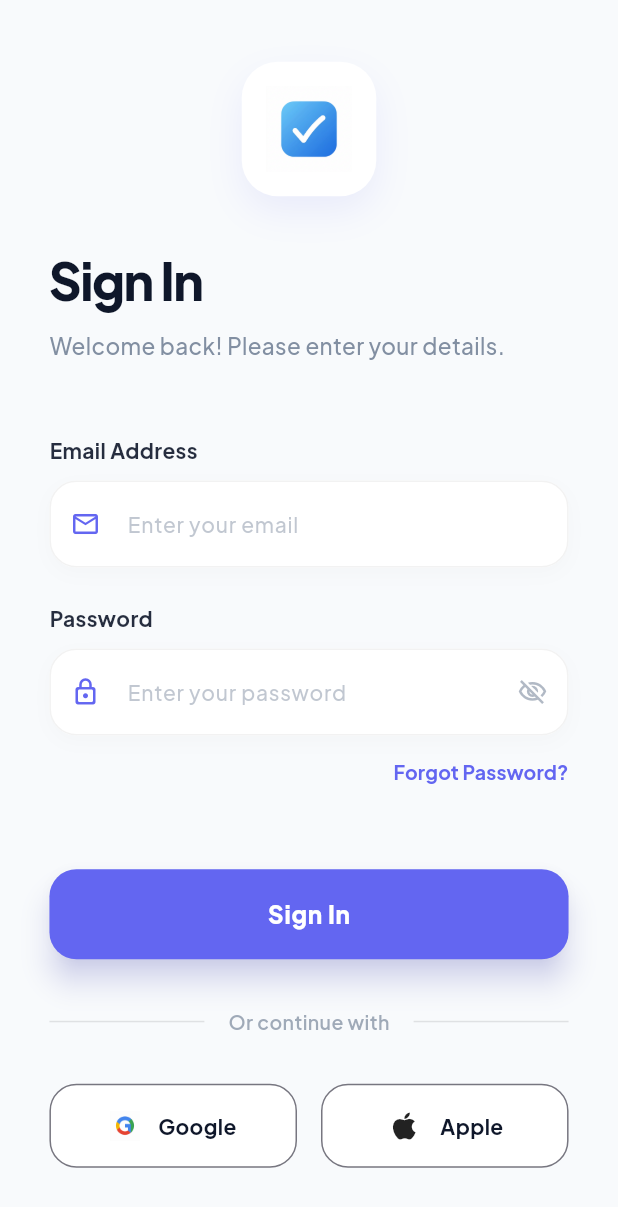
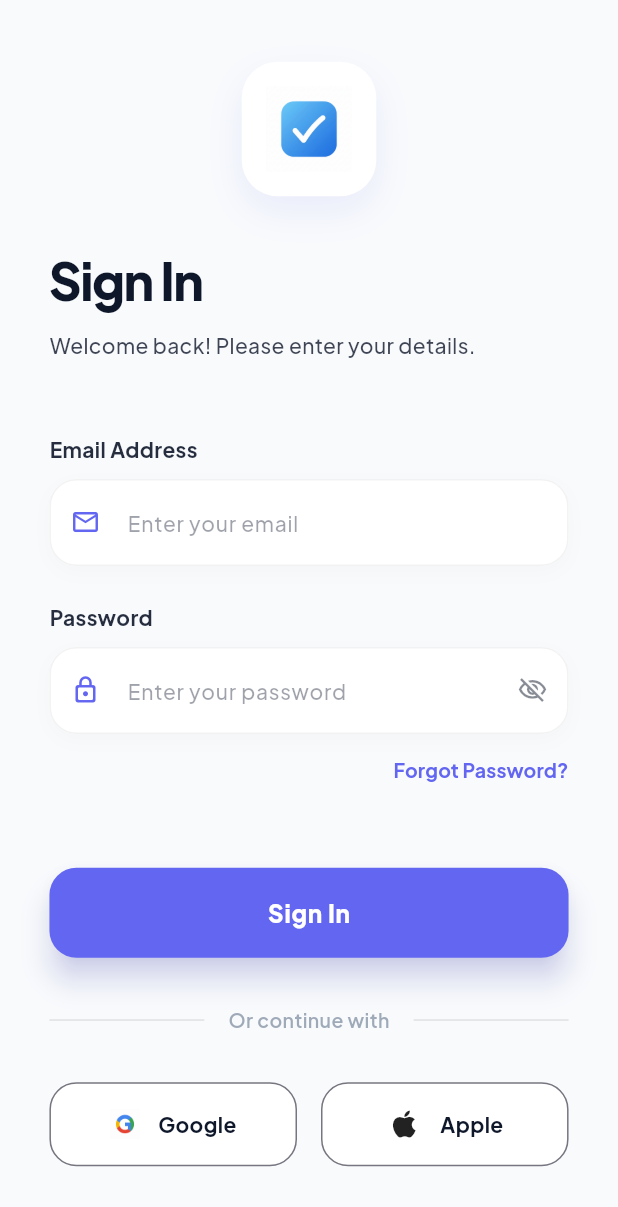
Before and after one commit to Avinash174/Do-Now-, a Flutter app: the screen it shows after launch, after a tap on "Next", after a tap on "Skip", on a phone screen of 412 x 824 dp. Shown: the top 1207 px of the screen. Run offline on Flutter 3.47's test engine with Material 3 defaults, Android fonts, the phone set to English and light mode, and no system bars; drawn by our look-alikes of flutter_animate; our stand-ins replace awesome_snackbar_content, firebase_auth, firebase_core, firebase_database, firebase_messaging, firebase_storage and 9 more; accounts and stored records are empty.

Commit message:
Enhance logging and theme consistency across the application
- Improved logging in DatabaseService for better debugging of Firebase Storage operations, including detailed error messages for 'object-not-found' and 'permission-denied' scenarios.
- Updated NotificationService to include a delay for Firebase initialization and enhanced token logging.
- Refactored AboutView, HomeView, LegalView, LoginView, NewTaskView, ProfileView to use Theme.of(context) for colors, ensuring consistent theming throughout the app.
- Modified ThemeModeNotifier to set a loading state while updating the theme mode, improving user experience during theme changes.

```diff
--- a/lib/const/app_theme.dart
+++ b/lib/const/app_theme.dart
@@ -14,6 +14,7 @@ class AppTheme {
   static ThemeData get lightTheme {
     return ThemeData(
       brightness: Brightness.light,
+      useMaterial3: true,
       scaffoldBackgroundColor: AppColors.background,
       textTheme: _buildTextTheme(AppColors.textDark),
       colorScheme: ColorScheme.fromSeed(
@@ -23,6 +24,10 @@ class AppTheme {
         surface: AppColors.surface,
         error: AppColors.danger,
         brightness: Brightness.light,
+        onPrimary: Colors.white,
+        onSecondary: Colors.white,
+        onSurface: AppColors.textDark,
+        onBackground: AppColors.textDark,
       ),
       appBarTheme: const AppBarTheme(
         backgroundColor: Colors.transparent,
@@ -39,6 +44,8 @@ class AppTheme {
           statusBarColor: Colors.transparent,
           statusBarIconBrightness: Brightness.dark,
           statusBarBrightness: Brightness.light,
+          systemNavigationBarColor: AppColors.background,
+          systemNavigationBarIconBrightness: Brightness.dark,
         ),
       ),
       elevatedButtonTheme: ElevatedButtonThemeData(
@@ -50,6 +57,15 @@ class AppTheme {
             borderRadius: BorderRadius.circular(16),
           ),
           minimumSize: const Size(double.infinity, 56),
+        ),
+      ),
+      textButtonTheme: TextButtonThemeData(
+        style: TextButton.styleFrom(foregroundColor: AppColors.primaryBlue),
+      ),
+      outlinedButtonTheme: OutlinedButtonThemeData(
+        style: OutlinedButton.styleFrom(
+          foregroundColor: AppColors.textDark,
+          side: const BorderSide(color: AppColors.borderColor),
         ),
       ),
       inputDecorationTheme: InputDecorationTheme(
@@ -72,6 +88,37 @@ class AppTheme {
           borderSide: const BorderSide(color: AppColors.primaryBlue, width: 2),
         ),
         hintStyle: const TextStyle(color: AppColors.textMuted, fontSize: 15),
+        labelStyle: const TextStyle(color: AppColors.textLight),
+        helperStyle: const TextStyle(color: AppColors.textMuted),
+        errorStyle: const TextStyle(color: AppColors.danger),
+      ),
+      cardTheme: CardThemeData(
+        color: AppColors.surface,
+        elevation: 0,
+        shape: RoundedRectangleBorder(
+          borderRadius: BorderRadius.circular(16),
+          side: const BorderSide(color: AppColors.borderColor),
+        ),
+      ),
+      chipTheme: ChipThemeData(
+        backgroundColor: AppColors.surface,
+        disabledColor: const Color(0xFFE2E8F0),
+        selectedColor: AppColors.primaryBlue,
+        secondarySelectedColor: AppColors.primaryAccent,
+        padding: const EdgeInsets.symmetric(horizontal: 12, vertical: 8),
+        labelStyle: const TextStyle(color: AppColors.textDark),
+        secondaryLabelStyle: const TextStyle(color: AppColors.textDark),
+        brightness: Brightness.light,
+      ),
+      listTileTheme: ListTileThemeData(
+        textColor: AppColors.textDark,
+        iconColor: AppColors.textDark,
+        tileColor: AppColors.surface,
+      ),
+      floatingActionButtonTheme: FloatingActionButtonThemeData(
+        backgroundColor: AppColors.primaryBlue,
+        foregroundColor: Colors.white,
+        elevation: 4,
       ),
     );
   }
@@ -81,9 +128,11 @@ class AppTheme {
     const darkBackground = Color(0xFF0F172A);
     const darkBorder = Color(0xFF334155);
     const darkText = Color(0xFFF1F5F9);
+    const darkTextSecondary = Color(0xFFCBD5E1);
 
     return ThemeData(
       brightness: Brightness.dark,
+      useMaterial3: true,
       scaffoldBackgroundColor: darkBackground,
       textTheme: _buildTextTheme(darkText),
       colorScheme: ColorScheme.fromSeed(
@@ -93,6 +142,10 @@ class AppTheme {
         secondary: AppColors.primaryAccent,
         surface: darkSurface,
         error: AppColors.danger,
+        onPrimary: Colors.white,
+        onSecondary: Colors.white,
+        onSurface: darkText,
+        onBackground: darkText,
       ),
       appBarTheme: const AppBarTheme(
         backgroundColor: Colors.transparent,
@@ -109,6 +162,8 @@ class AppTheme {
           statusBarColor: Colors.transparent,
           statusBarIconBrightness: Brightness.light,
           statusBarBrightness: Brightness.dark,
+          systemNavigationBarColor: darkBackground,
+          systemNavigationBarIconBrightness: Brightness.light,
         ),
       ),
       elevatedButtonTheme: ElevatedButtonThemeData(
@@ -120,6 +175,15 @@ class AppTheme {
             borderRadius: BorderRadius.circular(16),
           ),
           minimumSize: const Size(double.infinity, 56),
+        ),
+      ),
+      textButtonTheme: TextButtonThemeData(
+        style: TextButton.styleFrom(foregroundColor: AppColors.primaryBlue),
+      ),
+      outlinedButtonTheme: OutlinedButtonThemeData(
+        style: OutlinedButton.styleFrom(
+          foregroundColor: darkText,
+          side: const BorderSide(color: darkBorder),
         ),
       ),
       inputDecorationTheme: InputDecorationTheme(
@@ -141,10 +205,41 @@ class AppTheme {
           borderRadius: BorderRadius.circular(16),
           borderSide: const BorderSide(color: AppColors.primaryBlue, width: 2),
         ),
-        hintStyle: const TextStyle(color: Color(0xFF94A3B8), fontSize: 15),
+        hintStyle: const TextStyle(color: Color(0xFF64748B), fontSize: 15),
+        labelStyle: const TextStyle(color: darkTextSecondary),
+        helperStyle: const TextStyle(color: darkTextSecondary),
+        errorStyle: const TextStyle(color: AppColors.danger),
       ),
       cardColor: darkSurface,
       dividerColor: darkBorder,
+      cardTheme: CardThemeData(
+        color: darkSurface,
+        elevation: 0,
+        shape: RoundedRectangleBorder(
+          borderRadius: BorderRadius.circular(16),
+          side: const BorderSide(color: darkBorder),
+        ),
+      ),
+      chipTheme: ChipThemeData(
+        backgroundColor: darkSurface,
+        disabledColor: const Color(0xFF475569),
+        selectedColor: AppColors.primaryBlue,
+        secondarySelectedColor: AppColors.primaryAccent,
+        padding: const EdgeInsets.symmetric(horizontal: 12, vertical: 8),
+        labelStyle: const TextStyle(color: darkText),
+        secondaryLabelStyle: const TextStyle(color: darkText),
+        brightness: Brightness.dark,
+      ),
+      listTileTheme: ListTileThemeData(
+        textColor: darkText,
+        iconColor: darkText,
+        tileColor: darkSurface,
+      ),
+      floatingActionButtonTheme: FloatingActionButtonThemeData(
+        backgroundColor: AppColors.primaryBlue,
+        foregroundColor: Colors.white,
+        elevation: 4,
+      ),
     );
   }
 }
--- a/lib/services/database_service.dart
+++ b/lib/services/database_service.dart
@@ -123,7 +123,7 @@ class DatabaseService {
 
       // Get the bucket name for debugging
       dev.log(
-        'DatabaseService: Storage bucket: ${storage.bucket ?? "default"}',
+        'DatabaseService: Storage bucket: ${storage.bucket}',
         name: 'database',
       );
 
--- a/lib/view/login_view.dart
+++ b/lib/view/login_view.dart
@@ -69,7 +69,9 @@ class _LoginViewState extends ConsumerState<LoginView> {
     return Scaffold(
       backgroundColor: Theme.of(context).scaffoldBackgroundColor,
       body: AnnotatedRegion<SystemUiOverlayStyle>(
-        value: SystemUiOverlayStyle.dark,
+        value: Theme.of(context).brightness == Brightness.dark
+            ? SystemUiOverlayStyle.light
+            : SystemUiOverlayStyle.dark,
         child: SafeArea(
           child: SingleChildScrollView(
             physics: const BouncingScrollPhysics(),
@@ -177,8 +179,9 @@ class _LoginViewState extends ConsumerState<LoginView> {
         Text(
           'Welcome back! Please enter your details.',
           style: GoogleFonts.plusJakartaSans(
-            fontSize: isSmallScreen ? 14 : 15,
-            color: AppColors.textLight.withValues(alpha: 0.8),
+            color: Theme.of(
+              context,
+            ).textTheme.bodySmall?.color?.withValues(alpha: 0.8),
             fontWeight: FontWeight.w500,
           ),
         ),
@@ -235,7 +238,9 @@ class _LoginViewState extends ConsumerState<LoginView> {
             decoration: InputDecoration(
               hintText: hint,
               hintStyle: GoogleFonts.plusJakartaSans(
-                color: AppColors.textLight.withValues(alpha: 0.4),
+                color: Theme.of(
+                  context,
+                ).textTheme.bodySmall?.color?.withValues(alpha: 0.4),
                 fontSize: 14,
                 fontWeight: FontWeight.w500,
               ),
@@ -246,7 +251,9 @@ class _LoginViewState extends ConsumerState<LoginView> {
                         obscureText
                             ? Icons.visibility_off_outlined
                             : Icons.visibility_outlined,
-                        color: AppColors.textLight.withValues(alpha: 0.5),
+                        color: Theme.of(
+                          context,
+                        ).textTheme.bodySmall?.color?.withValues(alpha: 0.5),
                         size: 20,
                       ),
                       onPressed: onSuffixIconTap,
```
Also changed, not shown: lib/view/about_view.dart (+4 -4 lines), lib/view/home_view.dart (+11 -5 lines), lib/view/new_task_view.dart (+22 -11 lines), lib/view/profile_view.dart (+14 -16 lines).
